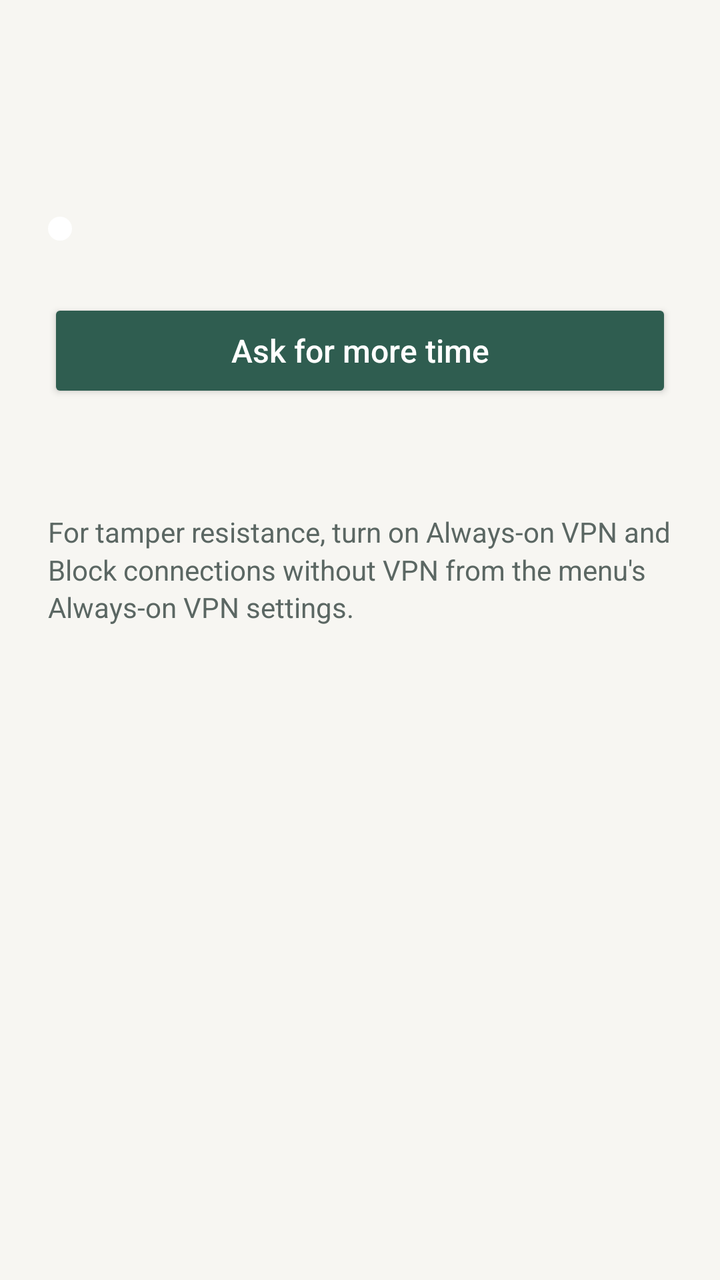
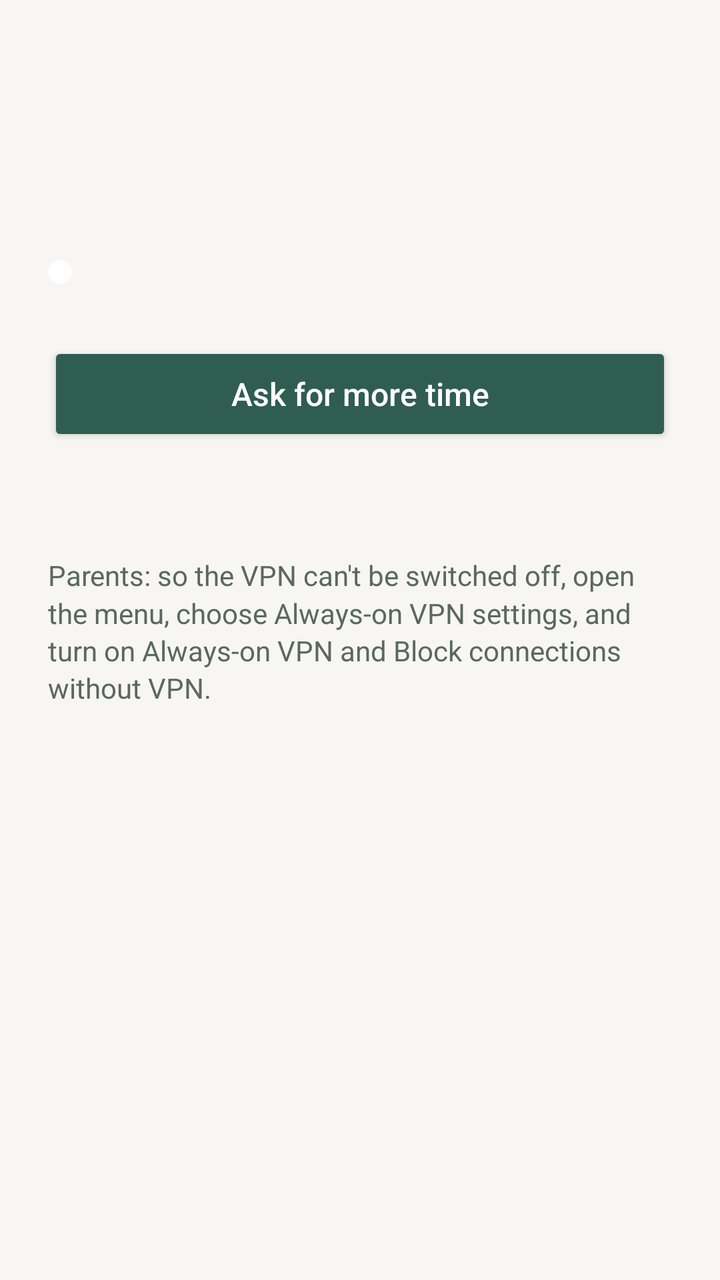

Screens rendered from an Android XML layout before and after an edit, with the pre-edit source and the edit as a unified diff.
<!-- AndroidManifest.xml: application theme Theme.Temperance -->
<!-- res/layout/screen_status.xml -->
<?xml version="1.0" encoding="utf-8"?>
<ScrollView xmlns:android="http://schemas.android.com/apk/res/android"
    android:id="@+id/screen_status"
    android:layout_width="match_parent"
    android:layout_height="match_parent"
    android:fillViewport="true">

    <LinearLayout style="@style/Screen" android:id="@+id/column">

        <TextView android:id="@+id/headline" style="@style/Title" android:accessibilityHeading="true" />
        <TextView android:id="@+id/detail" style="@style/Body" android:textColor="@color/ink" />

        <TextView
            android:id="@+id/vpn_state"
            style="@style/Body"
            android:layout_marginTop="16dp"
            android:drawablePadding="8dp"
            android:drawableStart="@drawable/dot"
            android:gravity="center_vertical" />

        <TextView
            android:id="@+id/health"
            style="@style/Body"
            android:layout_marginTop="16dp"
            android:background="@drawable/warning_card"
            android:padding="16dp"
            android:textColor="@color/warning_ink"
            android:visibility="gone" />

        <Button android:id="@+id/wifi_sign_in" style="@style/Secondary" android:text="@string/wifi_sign_in" android:visibility="gone" />
        <Button android:id="@+id/ask_time" style="@style/Primary" android:text="@string/ask_time" />

        <TextView android:id="@+id/status_line" style="@style/Note" />
        <TextView style="@style/Note" android:layout_marginTop="12dp" android:text="@string/always_on_note" />
    </LinearLayout>
</ScrollView>
<!-- resources referenced by this layout -->
<resources>
  <color name="ink">#1F2A27</color>
  <color name="warning_ink">#6B4500</color>
  <!-- drawable dot (drawable) -->
  <?xml version="1.0" encoding="utf-8"?>
  <shape xmlns:android="http://schemas.android.com/apk/res/android" android:shape="oval">
      <size android:width="12dp" android:height="12dp" />
      <solid android:color="#FFFFFF" />
  </shape>
  <!-- drawable warning_card (drawable) -->
  <?xml version="1.0" encoding="utf-8"?>
  <shape xmlns:android="http://schemas.android.com/apk/res/android" android:shape="rectangle">
      <corners android:radius="12dp" />
      <solid android:color="@color/warning_bg" />
  </shape>
  <string name="always_on_note">For tamper resistance, turn on Always-on VPN and Block connections without VPN from the menu\'s Always-on VPN settings.</string>
  <string name="ask_time">Ask for more time</string>
  <string name="wifi_sign_in">Sign in to Wi-Fi</string>
  <style name="Body">
          <item name="android:layout_width">match_parent</item>
          <item name="android:layout_height">wrap_content</item>
          <item name="android:textSize">16sp</item>
          <item name="android:textColor">@color/muted</item>
          <item name="android:lineSpacingMultiplier">1.15</item>
      </style>
  <style name="Note" parent="Body">
          <item name="android:textSize">14sp</item>
          <item name="android:layout_marginTop">24dp</item>
      </style>
  <style name="Screen">
          <item name="android:layout_width">match_parent</item>
          <item name="android:layout_height">wrap_content</item>
          <item name="android:orientation">vertical</item>
          <item name="android:paddingStart">24dp</item>
          <item name="android:paddingEnd">24dp</item>
          <item name="android:paddingTop">24dp</item>
          <item name="android:paddingBottom">32dp</item>
      </style>
  <style name="Secondary" parent="android:Widget.Material.Button.Borderless.Colored">
          <item name="android:layout_width">match_parent</item>
          <item name="android:layout_height">wrap_content</item>
          <item name="android:minHeight">48dp</item>
          <item name="android:layout_marginTop">8dp</item>
          <item name="android:textSize">16sp</item>
          <item name="android:textAllCaps">false</item>
      </style>
  <style name="Title">
          <item name="android:layout_width">match_parent</item>
          <item name="android:layout_height">wrap_content</item>
          <item name="android:textSize">26sp</item>
          <item name="android:textColor">@color/ink</item>
          <item name="android:fontFamily">serif</item>
          <item name="android:layout_marginBottom">8dp</item>
      </style>
  <style name="Theme.Temperance" parent="android:Theme.Material.Light.DarkActionBar">
          <item name="android:colorPrimary">@color/brand</item>
          <item name="android:colorPrimaryDark">@color/brand_dark</item>
          <item name="android:colorAccent">@color/brand</item>
          <item name="android:windowBackground">@color/paper</item>
          <item name="android:textColorPrimary">@color/ink</item>
          <item name="android:textColorSecondary">@color/muted</item>
      </style>
  <color name="warning_bg">#FFF4E0</color>
  <color name="muted">#5B6763</color>
  <color name="brand">#2F5D50</color>
  <color name="brand_dark">#24483E</color>
  <color name="paper">#F7F6F2</color>
  <!-- unchanged entries left out for length: 1 -->
</resources>

<!-- the commit's change to res/layout/screen_status.xml (unified diff, before → after) -->
@@ -9,6 +9,8 @@
 
         <TextView android:id="@+id/headline" style="@style/Title" android:accessibilityHeading="true" />
         <TextView android:id="@+id/detail" style="@style/Body" android:textColor="@color/ink" />
+        <TextView android:id="@+id/remaining" style="@style/Body" android:textColor="@color/ink" />
+        <TextView android:id="@+id/next_change" style="@style/Body" android:textColor="@color/ink" android:visibility="gone" />
 
         <TextView
             android:id="@+id/vpn_state"
@@ -27,6 +29,17 @@
             android:textColor="@color/warning_ink"
             android:visibility="gone" />
 
+        <LinearLayout
+            android:id="@+id/alerts"
+            android:layout_width="match_parent"
+            android:layout_height="wrap_content"
+            android:layout_marginTop="16dp"
+            android:orientation="vertical"
+            android:visibility="gone">
+            <TextView style="@style/Label" android:layout_marginTop="0dp" android:accessibilityHeading="true" android:text="@string/recent_alerts" />
+            <LinearLayout android:id="@+id/alerts_list" android:layout_width="match_parent" android:layout_height="wrap_content" android:layout_marginTop="4dp" android:orientation="vertical" />
+        </LinearLayout>
+
         <Button android:id="@+id/wifi_sign_in" style="@style/Secondary" android:text="@string/wifi_sign_in" android:visibility="gone" />
         <Button android:id="@+id/ask_time" style="@style/Primary" android:text="@string/ask_time" />
 
<!-- resource entries referenced after the edit -->
@@ -14,8 +14,9 @@
       <corners android:radius="12dp" />
       <solid android:color="@color/warning_bg" />
   </shape>
-  <string name="always_on_note">For tamper resistance, turn on Always-on VPN and Block connections without VPN from the menu\'s Always-on VPN settings.</string>
+  <string name="always_on_note">Parents: so the VPN can\'t be switched off, open the menu, choose Always-on VPN settings, and turn on Always-on VPN and Block connections without VPN.</string>
   <string name="ask_time">Ask for more time</string>
+  <string name="recent_alerts">Recent alerts</string>
   <string name="wifi_sign_in">Sign in to Wi-Fi</string>
   <style name="Body">
           <item name="android:layout_width">match_parent</item>
@@ -23,6 +24,14 @@
           <item name="android:textSize">16sp</item>
           <item name="android:textColor">@color/muted</item>
           <item name="android:lineSpacingMultiplier">1.15</item>
+      </style>
+  <style name="Label">
+          <item name="android:layout_width">match_parent</item>
+          <item name="android:layout_height">wrap_content</item>
+          <item name="android:textSize">14sp</item>
+          <item name="android:textStyle">bold</item>
+          <item name="android:textColor">@color/ink</item>
+          <item name="android:layout_marginTop">20dp</item>
       </style>
   <style name="Note" parent="Body">
           <item name="android:textSize">14sp</item>
